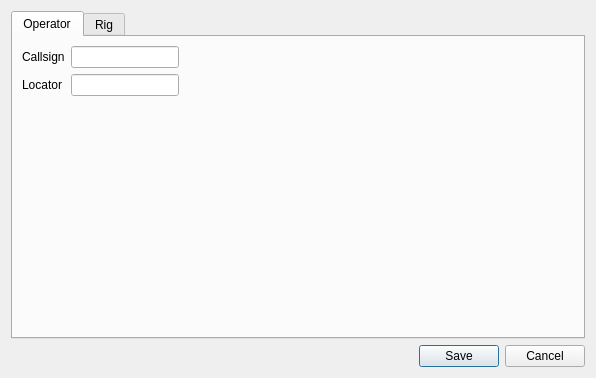
Above: settingsdialog.ui from 7h0ma5/OpenShack before the change. Below: the same form after it.
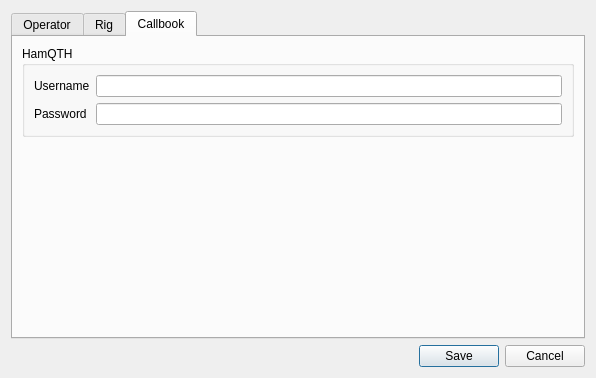
That is the form after the change. The open tabs and pages were chosen to show the change.

Patch:
```diff
--- a/settingsdialog.ui
+++ b/settingsdialog.ui
@@ -114,6 +114,59 @@
        </item>
       </layout>
      </widget>
+     <widget class="QWidget" name="tab_3">
+      <attribute name="title">
+       <string>Callbook</string>
+      </attribute>
+      <layout class="QVBoxLayout" name="verticalLayout">
+       <item>
+        <widget class="QGroupBox" name="groupBox">
+         <property name="title">
+          <string>HamQTH</string>
+         </property>
+         <layout class="QFormLayout" name="formLayout_3">
+          <item row="0" column="0">
+           <widget class="QLabel" name="hamQthUsernameLabel">
+            <property name="text">
+             <string>Username</string>
+            </property>
+           </widget>
+          </item>
+          <item row="0" column="1">
+           <widget class="QLineEdit" name="hamQthUsernameEdit"/>
+          </item>
+          <item row="1" column="0">
+           <widget class="QLabel" name="hamQthPasswordLabel">
+            <property name="text">
+             <string>Password</string>
+            </property>
+           </widget>
+          </item>
+          <item row="1" column="1">
+           <widget class="QLineEdit" name="hamQthPasswordEdit">
+            <property name="echoMode">
+             <enum>QLineEdit::Password</enum>
+            </property>
+           </widget>
+          </item>
+         </layout>
+        </widget>
+       </item>
+       <item>
+        <spacer name="verticalSpacer">
+         <property name="orientation">
+          <enum>Qt::Vertical</enum>
+         </property>
+         <property name="sizeHint" stdset="0">
+          <size>
+           <width>20</width>
+           <height>40</height>
+          </size>
+         </property>
+        </spacer>
+       </item>
+      </layout>
+     </widget>
     </widget>
    </item>
    <item row="1" column="0">
```
Left out of the diff: 2 changed lines with no effect on the pictures.
